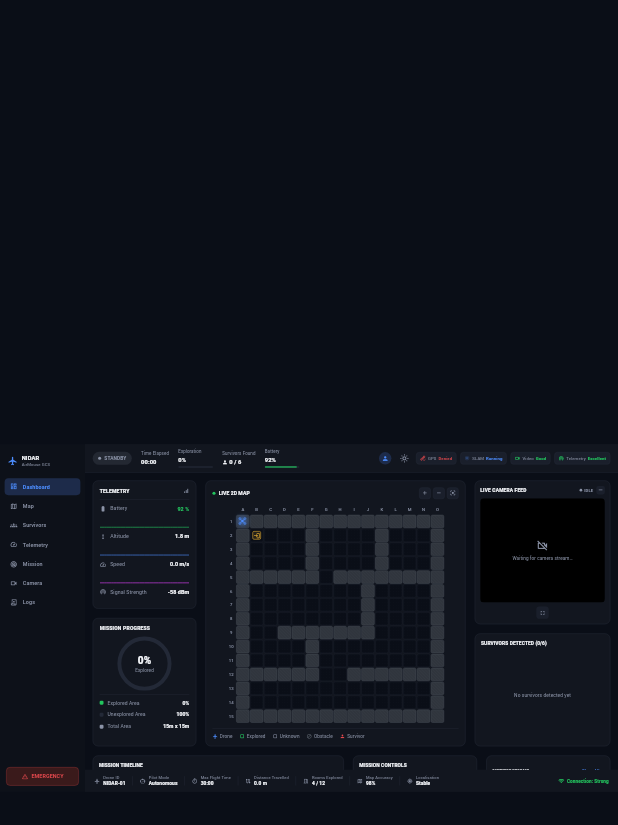
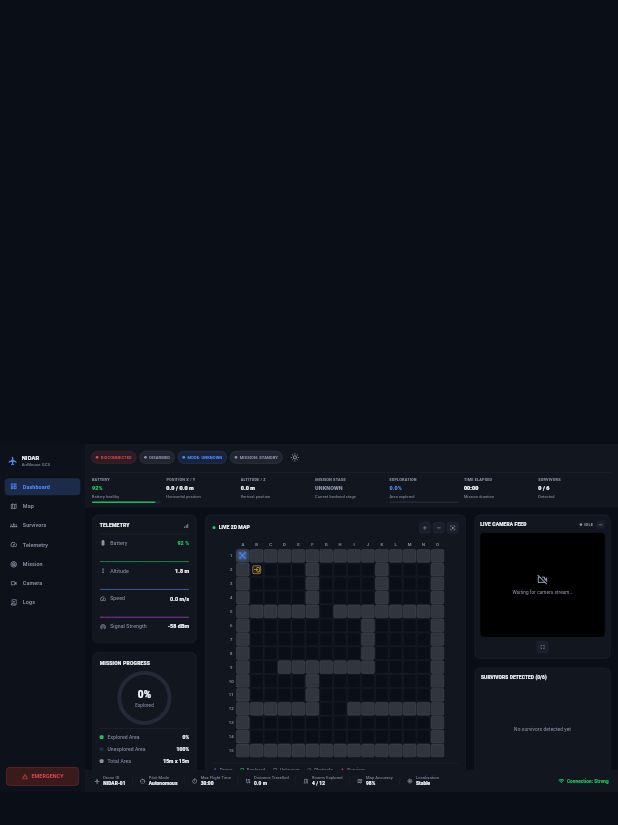
Before and after one commit to Riddhima-ai/NIDAR, a Flutter app: the screen it shows after launch, on a phone screen of 412 x 824 dp. Shown: the top 825 px of the screen. Run offline on Flutter 3.47's test engine with Material 3 defaults, Android fonts, the phone set to English and light mode, and no system bars; network calls fail.

Commit message:
TILL HERE

```diff
--- a/lib/services/websocket_service.dart
+++ b/lib/services/websocket_service.dart
@@ -116,11 +116,18 @@ class WebSocketService {
       return;
     }
 
-    try {
-      _channel!.sink.add(command);
 
-      print('WS COMMAND SENT: $command');
-    } catch (e) {
+try {
+  _channel!.sink.add(
+    jsonEncode({
+      'type': 'command',
+      'command': command,
+    }),
+  );
+
+  print('WS COMMAND SENT: $command');
+} catch (e) {
+
       print(
         'WS: Failed to send command "$command": $e',
       );
--- a/lib/state/mission_state.dart
+++ b/lib/state/mission_state.dart
@@ -97,6 +97,9 @@ class MissionState extends ChangeNotifier {
   MissionPhase phase = MissionPhase.idle;
 
   bool armed = false;
+  bool connected = false;
+String flightMode = 'UNKNOWN';
+String missionStage = 'UNKNOWN';
 
   Duration elapsed = Duration.zero;
 
@@ -317,28 +320,37 @@ class MissionState extends ChangeNotifier {
     }
 
     if (data['altitude'] != null) {
+  altitude = _toDouble(data['altitude']);
+} else if (data['pose'] is Map &&
+    (data['pose'] as Map)['z'] != null) {
+  altitude = _toDouble((data['pose'] as Map)['z']);
+}
 
-      altitude = _toDouble(data['altitude']);
 
-    }
+final velocity = data['velocity'];
 
-    final velocity = data['velocity'];
+if (velocity is num) {
+  speed = velocity.toDouble();
+} else if (velocity is Map) {
+  final vx = _toDouble(velocity['x']);
+  final vy = _toDouble(velocity['y']);
+  final vz = _toDouble(velocity['z']);
+  speed = _magnitude(vx, vy, vz);
+}
 
-    if (velocity is num) {
+// These fields must be updated independently of velocity.
+if (data['connected'] != null) {
+  connected = data['connected'] == true;
+}
 
-      speed = velocity.toDouble();
+if (data['mode'] != null) {
+  flightMode = data['mode'].toString().toUpperCase();
+}
 
-    } else if (velocity is Map) {
+if (data['mission_stage'] != null) {
+  missionStage = data['mission_stage'].toString().toUpperCase();
+}
 
-      final vx = _toDouble(velocity['x']);
-
-      final vy = _toDouble(velocity['y']);
-
-      final vz = _toDouble(velocity['z']);
-
-      speed = _magnitude(vx, vy, vz);
-
-    }
 
     _updateDronePosition(data);
 
--- a/lib/widgets/top_status_bar.dart
+++ b/lib/widgets/top_status_bar.dart
@@ -1,3 +1,4 @@
+
 import 'package:flutter/material.dart';
 import 'package:nidar/state/mission_state.dart';
 import 'package:nidar/theme/app_theme.dart';
@@ -17,6 +18,7 @@ class TopStatusBar extends StatelessWidget {
   @override
   Widget build(BuildContext context) {
     final p = context.palette;
+
     final phaseLabel = switch (mission.phase) {
       MissionPhase.idle => 'STANDBY',
       MissionPhase.active => 'MISSION ACTIVE',
@@ -25,6 +27,7 @@ class TopStatusBar extends StatelessWidget {
       MissionPhase.aborted => 'ABORTED',
       MissionPhase.completed => 'COMPLETE',
     };
+
     final phaseColor = switch (mission.phase) {
       MissionPhase.idle => p.textSecondary,
       MissionPhase.active => p.success,
@@ -34,55 +37,57 @@ class TopStatusBar extends StatelessWidget {
       MissionPhase.completed => p.success,
     };
 
+    final batteryColor = mission.battery <= 15
+        ? p.danger
+        : mission.battery <= 25
+            ? p.warning
+            : p.success;
+
+    final batteryWarning = mission.battery <= 15
+        ? 'CRITICAL BATTERY'
+        : mission.battery <= 25
+            ? 'LOW BATTERY'
+            : 'Battery healthy';
+
     return Container(
+      width: double.infinity,
       color: p.surface,
-      padding: const EdgeInsets.symmetric(horizontal: 20, vertical: 12),
-      child: LayoutBuilder(
-        builder: (context, constraints) {
-          // Below this width, the status chips (Telemetry/Video/SLAM/GPS)
-          // and avatar move to their own scrollable row instead of trying
-          // to squeeze into the same line as the stats — this is what
-          // stops the overflow stripe on narrower windows.
-          final isNarrow = constraints.maxWidth < 1100;
-
-          final statsRow = SingleChildScrollView(
-            scrollDirection: Axis.horizontal,
-            child: Row(
+      padding: const EdgeInsets.symmetric(
+        horizontal: 16,
+        vertical: 10,
+      ),
+      child: Column(
+        crossAxisAlignment: CrossAxisAlignment.stretch,
+        mainAxisSize: MainAxisSize.min,
         children: [
-                _statusPill(phaseLabel, phaseColor),
-                const SizedBox(width: 24),
-                _stat('Time Elapsed', _fmt(mission.elapsed), p),
-                const SizedBox(width: 24),
-                _statWithBar(
-                    'Exploration',
-                    '${(mission.explorationPercent * 100).toStringAsFixed(0)}%',
-                    mission.explorationPercent,
+          // STATUS ROW: Wraps naturally to fit the available width.
+          Wrap(
+            spacing: 8,
+            runSpacing: 8,
+            crossAxisAlignment: WrapCrossAlignment.center,
+            children: [
+              _statusPill(
+                mission.connected ? 'CONNECTED' : 'DISCONNECTED',
+                mission.connected ? p.success : p.danger,
+                p,
+              ),
+              _statusPill(
+                mission.armed ? 'ARMED' : 'DISARMED',
+                mission.armed ? p.warning : p.textSecondary,
+                p,
+              ),
+              _statusPill(
+                'MODE: ${mission.flightMode}',
                 p.accent,
-                    p),
-                const SizedBox(width: 24),
-                _stat('Survivors Found',
-                    '${mission.survivors.length} / ${mission.survivorsTotal}', p,
-                    icon: Icons.person),
-                const SizedBox(width: 24),
-                _statWithBar('Battery', '${mission.battery}%',
-                    mission.battery / 100,
-                    mission.battery < 25 ? p.danger : p.success, p),
-              ],
+                p,
               ),
-          );
-
-          final chipsRow = SingleChildScrollView(
-            scrollDirection: Axis.horizontal,
-            reverse: true,
-            child: Row(
-              children: [
-                CircleAvatar(
-                  radius: 16,
-                  backgroundColor: p.accentMuted,
-                  child: Icon(Icons.person, size: 18, color: p.accent),
+              _statusPill(
+                'MISSION: $phaseLabel',
+                phaseColor,
+                p,
               ),
-                const SizedBox(width: 10),
               IconButton(
+                tooltip: 'Toggle theme',
                 onPressed: onToggleTheme,
                 icon: Icon(
                   themeMode == ThemeMode.dark
@@ -91,110 +96,144 @@ class TopStatusBar extends StatelessWidget {
                   color: p.textSecondary,
                 ),
               ),
-                const SizedBox(width: 6),
-                _chip(Icons.satellite_alt_outlined, 'GPS', 'Denied', p.danger, p),
-                const SizedBox(width: 10),
-                _chip(Icons.blur_on, 'SLAM', 'Running', p.accent, p),
-                const SizedBox(width: 10),
-                _chip(Icons.videocam_outlined, 'Video', 'Good', p.success, p),
-                const SizedBox(width: 10),
-                _chip(Icons.wifi_tethering, 'Telemetry', 'Excellent', p.success, p),
             ],
           ),
-          );
 
-          if (isNarrow) {
-            // Stack the two rows instead of forcing them onto one line.
-            return Column(
-              crossAxisAlignment: CrossAxisAlignment.start,
+          const SizedBox(height: 14),
+          Divider(height: 1, color: p.border),
+          const SizedBox(height: 12),
+
+          // LIVE METRICS: Share the available width.
+          LayoutBuilder(
+            builder: (context, constraints) {
+              final columns = constraints.maxWidth < 520
+                  ? 2
+                  : constraints.maxWidth < 850
+                      ? 3
+                      : constraints.maxWidth < 1150
+                          ? 4
+                          : 7;
+
+              return Wrap(
+                spacing: 0,
+                runSpacing: 14,
                 children: [
-                statsRow,
-                const SizedBox(height: 10),
-                chipsRow,
-              ],
-            );
-          }
-
-          return Row(
-            children: [
-              Expanded(child: statsRow),
-              const SizedBox(width: 16),
-              chipsRow,
+                  _metricCell(
+                    columns: columns,
+                    availableWidth: constraints.maxWidth,
+                    label: 'BATTERY',
+                    value: '${mission.battery}%',
+                    detail: batteryWarning,
+                    color: batteryColor,
+                    p: p,
+                    progress: (mission.battery / 100)
+                        .clamp(0.0, 1.0),
+                  ),
+                  _metricCell(
+                    columns: columns,
+                    availableWidth: constraints.maxWidth,
+                    label: 'POSITION X / Y',
+                    value:
+                        '${mission.droneX.toStringAsFixed(1)} / '
+                        '${mission.droneY.toStringAsFixed(1)} m',
+                    detail: 'Horizontal position',
+                    color: p.textPrimary,
+                    p: p,
+                  ),
+                  _metricCell(
+                    columns: columns,
+                    availableWidth: constraints.maxWidth,
+                    label: 'ALTITUDE / Z',
+                    value:
+                        '${mission.droneZ.toStringAsFixed(1)} m',
+                    detail: 'Vertical position',
+                    color: p.textPrimary,
+                    p: p,
+                  ),
+                  _metricCell(
+                    columns: columns,
+                    availableWidth: constraints.maxWidth,
+                    label: 'MISSION STAGE',
+                    value: mission.missionStage,
+                    detail: 'Current backend stage',
+                    color: phaseColor,
+                    p: p,
+                  ),
+                  _metricCell(
+                    columns: columns,
+                    availableWidth: constraints.maxWidth,
+                    label: 'EXPLORATION',
+                    value:
+                        '${(mission.explorationPercent * 100).toStringAsFixed(1)}%',
+                    detail: 'Area explored',
+                    color: p.accent,
+                    p: p,
+                    progress: mission.explorationPercent
+                        .clamp(0.0, 1.0),
+                  ),
+                  _metricCell(
+                    columns: columns,
+                    availableWidth: constraints.maxWidth,
+                    label: 'TIME ELAPSED',
+                    value: _fmt(mission.elapsed),
+                    detail: 'Mission duration',
+                    color: p.textPrimary,
+                    p: p,
+                  ),
+                  _metricCell(
+                    columns: columns,
+                    availableWidth: constraints.maxWidth,
+                    label: 'SURVIVORS',
+                    value:
+                        '${mission.survivors.length} / ${mission.survivorsTotal}',
+                    detail: 'Detected',
+                    color: p.textPrimary,
+                    p: p,
+                  ),
                 ],
               );
             },
           ),
+        ],
+      ),
     );
   }
 
-  Widget _statusPill(String label, Color color) {
+  Widget _statusPill(
+    String label,
+    Color color,
+    AppPalette p,
+  ) {
     return Container(
-      padding: const EdgeInsets.symmetric(horizontal: 14, vertical: 8),
+      padding: const EdgeInsets.symmetric(
+        horizontal: 11,
+        vertical: 8,
+      ),
       decoration: BoxDecoration(
-        color: color.withOpacity(0.14),
+        color: color.withOpacity(0.12),
         borderRadius: BorderRadius.circular(20),
+        border: Border.all(
+          color: color.withOpacity(0.25),
+        ),
       ),
       child: Row(
         mainAxisSize: MainAxisSize.min,
         children: [
           Container(
-            width: 8,
-            height: 8,
-            decoration: BoxDecoration(color: color, shape: BoxShape.circle),
+            width: 7,
+            height: 7,
+            decoration: BoxDecoration(
+              color: color,
+              shape: BoxShape.circle,
             ),
-          const SizedBox(width: 8),
-          Text(label,
+          ),
+          const SizedBox(width: 6),
+          Text(
+            label,
             style: TextStyle(
-                  color: color, fontWeight: FontWeight.w700, fontSize: 12.5)),
-        ],
-      ),
-    );
-  }
-
-  Widget _stat(String label, String value, AppPalette p, {IconData? icon}) {
-    return Column(
-      crossAxisAlignment: CrossAxisAlignment.start,
-      mainAxisSize: MainAxisSize.min,
-      children: [
-        Text(label, style: TextStyle(color: p.textSecondary, fontSize: 11.5)),
-        const SizedBox(height: 3),
-        Row(
-          mainAxisSize: MainAxisSize.min,
-          children: [
-            if (icon != null) ...[
-              Icon(icon, size: 14, color: p.textPrimary),
-              const SizedBox(width: 4),
-            ],
-            Text(value,
-                style: TextStyle(
-                    color: p.textPrimary, fontWeight: FontWeight.w700, fontSize: 15)),
-          ],
-        ),
-      ],
-    );
-  }
-
-  Widget _statWithBar(
-      String label, String value, double progress, Color barColor, AppPalette p) {
-    return SizedBox(
-      width: 90,
-      child: Column(
-        crossAxisAlignment: CrossAxisAlignment.start,
-        mainAxisSize: MainAxisSize.min,
-        children: [
-          Text(label, style: TextStyle(color: p.textSecondary, fontSize: 11.5)),
-          const SizedBox(height: 3),
-          Text(value,
-              style: TextStyle(
-                  color: p.textPrimary, fontWeight: FontWeight.w700, fontSize: 15)),
-          const SizedBox(height: 5),
-          ClipRRect(
-            borderRadius: BorderRadius.circular(3),
-            child: LinearProgressIndicator(
-              value: progress.clamp(0.0, 1.0),
-              minHeight: 4,
-              backgroundColor: p.border,
-              valueColor: AlwaysStoppedAnimation(barColor),
+              color: color,
+              fontWeight: FontWeight.w700,
+              fontSize: 10.5,
             ),
           ),
         ],
@@ -202,31 +241,91 @@ class TopStatusBar extends StatelessWidget {
     );
   }
 
-  Widget _chip(IconData icon, String label, String value, Color color, AppPalette p) {
-    return Container(
-      padding: const EdgeInsets.symmetric(horizontal: 10, vertical: 7),
-      decoration: BoxDecoration(
-        color: p.surface2,
-        borderRadius: BorderRadius.circular(8),
-        border: Border.all(color: p.border),
+  Widget _metricCell({
+    required int columns,
+    required double availableWidth,
+    required String label,
+    required String value,
+    required String detail,
+    required Color color,
+    required AppPalette p,
+    double? progress,
+  }) {
+    final cellWidth = availableWidth / columns;
+
+    return SizedBox(
+      width: cellWidth,
+      child: Padding(
+        padding: const EdgeInsets.only(
+          right: 12,
+          left: 2,
         ),
-      child: Row(
+        child: Column(
+          crossAxisAlignment: CrossAxisAlignment.start,
           mainAxisSize: MainAxisSize.min,
           children: [
-          Icon(icon, size: 14, color: color),
-          const SizedBox(width: 6),
-          Text(label, style: TextStyle(color: p.textSecondary, fontSize: 11)),
-          const SizedBox(width: 5),
-          Text(value,
-              style: TextStyle(color: color, fontSize: 11, fontWeight: FontWeight.w700)),
+            Text(
+              label,
+              maxLines: 1,
+              overflow: TextOverflow.ellipsis,
+              style: TextStyle(
+                color: p.textSecondary,
+                fontSize: 10,
+                fontWeight: FontWeight.w600,
+                letterSpacing: 0.4,
+              ),
+            ),
+            const SizedBox(height: 5),
+            Text(
+              value,
+              maxLines: 1,
+              overflow: TextOverflow.ellipsis,
+              style: TextStyle(
+                color: color,
+                fontWeight: FontWeight.w800,
+                fontSize: 14,
+              ),
+            ),
+            const SizedBox(height: 4),
+            Text(
+              detail,
+              maxLines: 1,
+              overflow: TextOverflow.ellipsis,
+              style: TextStyle(
+                color: color == p.danger || color == p.warning
+                    ? color
+                    : p.textSecondary,
+                fontSize: 10,
+              ),
+            ),
+            if (progress != null) ...[
+              const SizedBox(height: 6),
+              ClipRRect(
+                borderRadius: BorderRadius.circular(3),
+                child: LinearProgressIndicator(
+                  value: progress,
+                  minHeight: 4,
+                  backgroundColor: p.border,
+                  valueColor:
+                      AlwaysStoppedAnimation<Color>(color),
+                ),
+              ),
             ],
+          ],
+        ),
       ),
     );
   }
 
   String _fmt(Duration d) {
-    final m = d.inMinutes.remainder(60).toString().padLeft(2, '0');
-    final s = d.inSeconds.remainder(60).toString().padLeft(2, '0');
+    final m = d.inMinutes
+        .remainder(60)
+        .toString()
+        .padLeft(2, '0');
+    final s = d.inSeconds
+        .remainder(60)
+        .toString()
+        .padLeft(2, '0');
     return '$m:$s';
   }
 }
```
Lines whose indentation alone changed are shown as unchanged.
